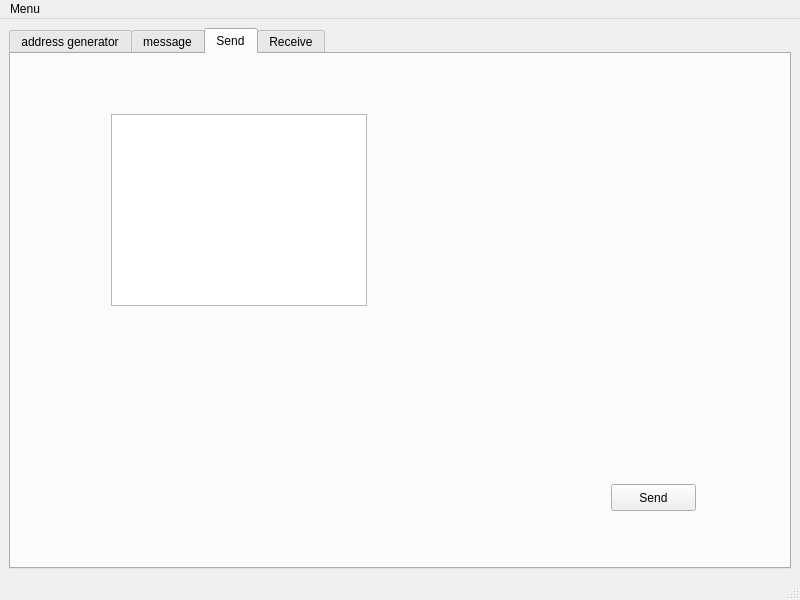
First picture: the form in lite/mainwindow.ui, repository netpipe/QWallet, before the edit.
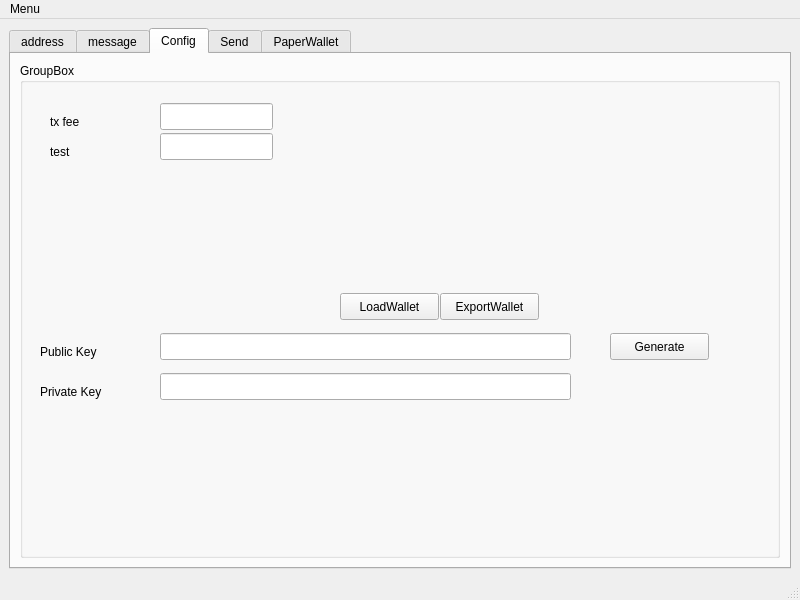
Second picture: the form after the edit. The open tabs and pages were chosen to show the change.

The edit to the form file:
```diff
--- a/lite/mainwindow.ui
+++ b/lite/mainwindow.ui
@@ -22,7 +22,7 @@
       </property>
       <widget class="QWidget" name="tab">
        <attribute name="title">
-        <string>address generator</string>
+        <string>address</string>
        </attribute>
        <widget class="QTextEdit" name="textEdit">
         <property name="geometry">
@@ -50,11 +50,217 @@
         <string>message</string>
        </attribute>
        <layout class="QGridLayout" name="gridLayout">
+        <item row="5" column="2">
+         <widget class="QTextEdit" name="decodemessage"/>
+        </item>
+        <item row="2" column="1">
+         <widget class="QLabel" name="label_22">
+          <property name="text">
+           <string>Public Key</string>
+          </property>
+         </widget>
+        </item>
+        <item row="5" column="1">
+         <widget class="QTextEdit" name="message"/>
+        </item>
+        <item row="4" column="1">
+         <widget class="QLabel" name="label_23">
+          <property name="text">
+           <string>Message</string>
+          </property>
+         </widget>
+        </item>
+        <item row="3" column="2">
+         <widget class="QLineEdit" name="messageprivatekey"/>
+        </item>
+        <item row="3" column="1">
+         <widget class="QLineEdit" name="messagepublickey"/>
+        </item>
+        <item row="6" column="2">
+         <widget class="QPushButton" name="messagedecode">
+          <property name="text">
+           <string>decode from private key</string>
+          </property>
+         </widget>
+        </item>
+        <item row="6" column="1">
+         <widget class="QPushButton" name="messagehashbtn">
+          <property name="text">
+           <string>hash</string>
+          </property>
+         </widget>
+        </item>
+        <item row="7" column="1">
+         <widget class="QPushButton" name="messagesignbtn">
+          <property name="text">
+           <string>sign</string>
+          </property>
+         </widget>
+        </item>
+        <item row="2" column="2">
+         <widget class="QLabel" name="label_21">
+          <property name="text">
+           <string>Private Key</string>
+          </property>
+         </widget>
+        </item>
+        <item row="8" column="1">
+         <widget class="QPushButton" name="messageverifybtn">
+          <property name="text">
+           <string>verify</string>
+          </property>
+         </widget>
+        </item>
+       </layout>
+      </widget>
+      <widget class="QWidget" name="tab_3">
+       <attribute name="title">
+        <string>Config</string>
+       </attribute>
+       <layout class="QGridLayout" name="gridLayout_3">
         <item row="0" column="0">
-         <widget class="QTextEdit" name="textEdit_2"/>
-        </item>
-        <item row="0" column="1">
-         <widget class="QTextEdit" name="textEdit_3"/>
+         <widget class="QGroupBox" name="groupBox">
+          <property name="title">
+           <string>GroupBox</string>
+          </property>
+          <widget class="QLineEdit" name="configprivatekey">
+           <property name="geometry">
+            <rect>
+             <x>140</x>
+             <y>310</y>
+             <width>411</width>
+             <height>27</height>
+            </rect>
+           </property>
+          </widget>
+          <widget class="QLabel" name="label_9">
+           <property name="geometry">
+            <rect>
+             <x>20</x>
+             <y>280</y>
+             <width>91</width>
+             <height>17</height>
+            </rect>
+           </property>
+           <property name="text">
+            <string>Public Key</string>
+           </property>
+          </widget>
+          <widget class="QLabel" name="label_3">
+           <property name="geometry">
+            <rect>
+             <x>30</x>
+             <y>80</y>
+             <width>67</width>
+             <height>17</height>
+            </rect>
+           </property>
+           <property name="text">
+            <string>test</string>
+           </property>
+          </widget>
+          <widget class="QPushButton" name="configgeneratekeys">
+           <property name="geometry">
+            <rect>
+             <x>590</x>
+             <y>270</y>
+             <width>99</width>
+             <height>27</height>
+            </rect>
+           </property>
+           <property name="text">
+            <string>Generate</string>
+           </property>
+          </widget>
+          <widget class="QLineEdit" name="configpublickey">
+           <property name="geometry">
+            <rect>
+             <x>140</x>
+             <y>270</y>
+             <width>411</width>
+             <height>27</height>
+            </rect>
+           </property>
+          </widget>
+          <widget class="QLabel" name="label_5">
+           <property name="geometry">
+            <rect>
+             <x>30</x>
+             <y>50</y>
+             <width>67</width>
+             <height>17</height>
+            </rect>
+           </property>
+           <property name="text">
+            <string>tx fee</string>
+           </property>
+          </widget>
+          <widget class="QLineEdit" name="confignonce">
+           <property name="geometry">
+            <rect>
+             <x>140</x>
+             <y>40</y>
+             <width>113</width>
+             <height>27</height>
+            </rect>
+           </property>
+           <property name="text">
+            <string/>
+           </property>
+          </widget>
+          <widget class="QLabel" name="label_10">
+           <property name="geometry">
+            <rect>
+             <x>20</x>
+             <y>320</y>
+             <width>91</width>
+             <height>17</height>
+            </rect>
+           </property>
+           <property name="text">
+            <string>Private Key</string>
+           </property>
+          </widget>
+          <widget class="QLineEdit" name="gasprice">
+           <property name="geometry">
+            <rect>
+             <x>140</x>
+             <y>70</y>
+             <width>113</width>
+             <height>27</height>
+            </rect>
+           </property>
+           <property name="text">
+            <string/>
+           </property>
+          </widget>
+          <widget class="QPushButton" name="loadwalletbtn">
+           <property name="geometry">
+            <rect>
+             <x>320</x>
+             <y>230</y>
+             <width>99</width>
+             <height>27</height>
+            </rect>
+           </property>
+           <property name="text">
+            <string>LoadWallet</string>
+           </property>
+          </widget>
+          <widget class="QPushButton" name="configexportbtn">
+           <property name="geometry">
+            <rect>
+             <x>420</x>
+             <y>230</y>
+             <width>99</width>
+             <height>27</height>
+            </rect>
+           </property>
+           <property name="text">
+            <string>ExportWallet</string>
+           </property>
+          </widget>
+         </widget>
         </item>
        </layout>
       </widget>
@@ -62,33 +268,53 @@
        <attribute name="title">
         <string>Send</string>
        </attribute>
-       <widget class="QListView" name="listView">
-        <property name="geometry">
-         <rect>
-          <x>100</x>
-          <y>60</y>
-          <width>256</width>
-          <height>192</height>
-         </rect>
-        </property>
-       </widget>
-       <widget class="QPushButton" name="pushButton">
-        <property name="geometry">
-         <rect>
-          <x>600</x>
-          <y>430</y>
-          <width>85</width>
-          <height>27</height>
-         </rect>
-        </property>
-        <property name="text">
-         <string>Send</string>
-        </property>
-       </widget>
+       <layout class="QGridLayout" name="gridLayout_10">
+        <item row="0" column="0">
+         <widget class="QLabel" name="label_7">
+          <property name="text">
+           <string>address</string>
+          </property>
+         </widget>
+        </item>
+        <item row="0" column="1" colspan="3">
+         <widget class="QLineEdit" name="toaddress"/>
+        </item>
+        <item row="1" column="0">
+         <widget class="QLabel" name="label_17">
+          <property name="text">
+           <string>ammount</string>
+          </property>
+         </widget>
+        </item>
+        <item row="1" column="1" colspan="3">
+         <widget class="QLineEdit" name="toammount"/>
+        </item>
+        <item row="2" column="0" colspan="2">
+         <widget class="QLabel" name="label_8">
+          <property name="text">
+           <string>from private key</string>
+          </property>
+         </widget>
+        </item>
+        <item row="2" column="2">
+         <widget class="QListView" name="toprivatekey">
+          <property name="enabled">
+           <bool>false</bool>
+          </property>
+         </widget>
+        </item>
+        <item row="3" column="4">
+         <widget class="QPushButton" name="tosendbrt">
+          <property name="text">
+           <string>Send</string>
+          </property>
+         </widget>
+        </item>
+       </layout>
       </widget>
       <widget class="QWidget" name="Receive">
        <attribute name="title">
-        <string>Receive</string>
+        <string>PaperWallet</string>
        </attribute>
        <widget class="QLineEdit" name="lineEdit_2">
         <property name="geometry">
```
Left out of the diff: 193 changed lines with no effect on the pictures.
